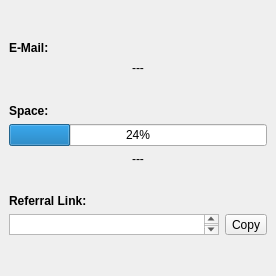
This is mainwindow.ui in lawand/droper as Qt 5 draws it before an edit. The edited form follows.
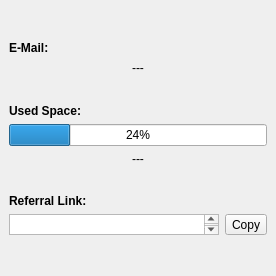
This is the edited form. The open tabs and pages were chosen to show the change. Icons and pictures are not drawn.

Commit message: made the label more descriptive

```diff
--- a/mainwindow.ui
+++ b/mainwindow.ui
@@ -267,7 +267,7 @@
             </font>
            </property>
            <property name="text">
-            <string>Space:</string>
+            <string>Used Space:</string>
            </property>
           </widget>
          </item>
```
